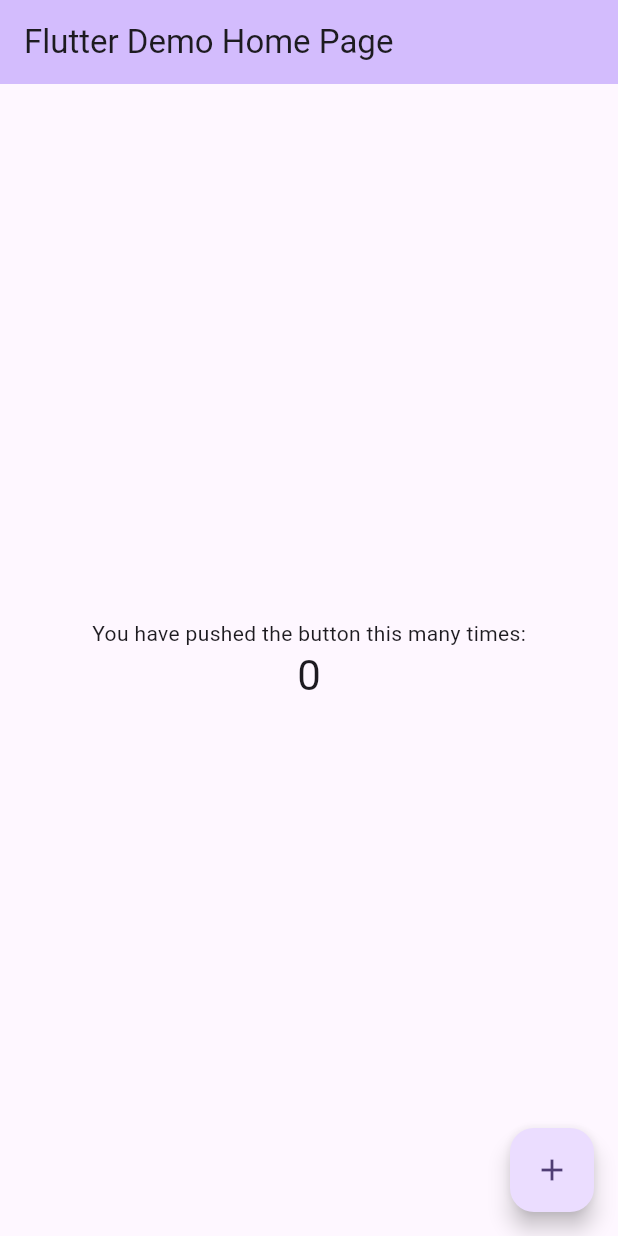
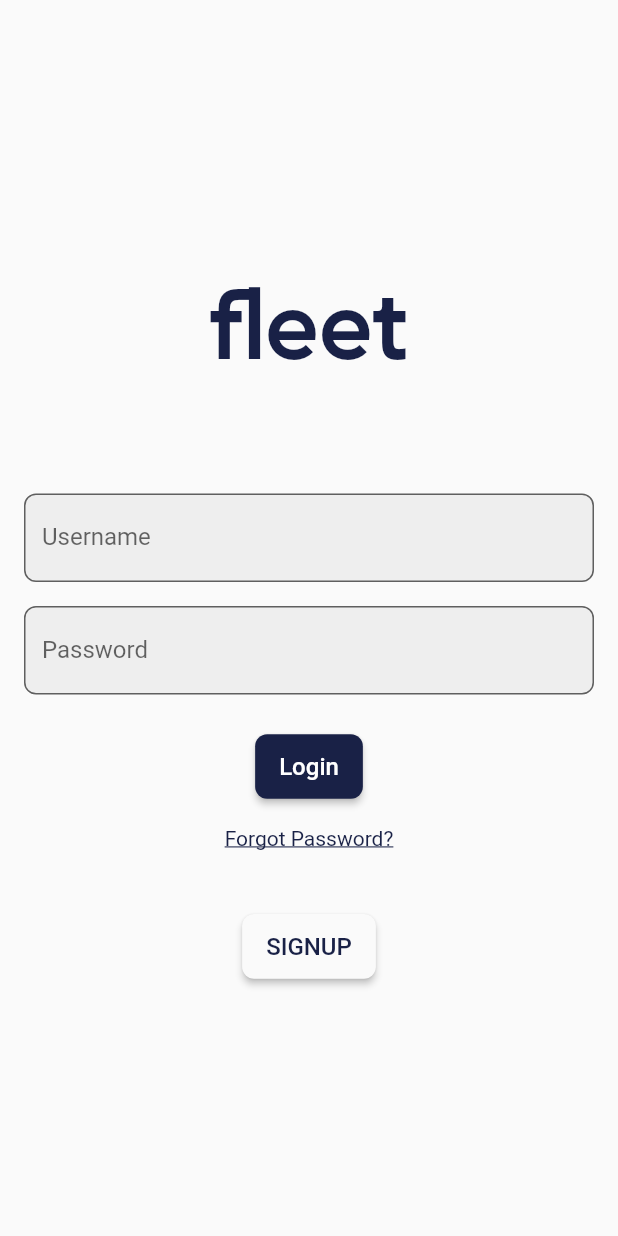
Before and after one commit to gnarayyan/FleetManagementSystemFrontend, a Flutter app: the screen it shows after launch, on a phone screen of 412 x 824 dp. Run offline on Flutter 3.47's test engine with Material 2 defaults, Android fonts, the phone set to English and light mode, and no system bars; our stand-ins replace google_maps_flutter.

Commit message:
implement login screen

```diff
--- /dev/null
+++ b/fleet_management_system/lib/helper/setting.dart
@@ -0,0 +1,3 @@
+// ignore: constant_identifier_names
+const API_URL = 'http://127.0.0.1:8000/api/';
+const BACKEND_URL = 'http://127.0.0.1:8000';
--- a/fleet_management_system/lib/main.dart
+++ b/fleet_management_system/lib/main.dart
@@ -1,125 +1,29 @@
+import 'package:fleet_management_system/screens/login_screen.dart';
+// import 'package:fleet_management_system/screens/home_screen.dart';
 import 'package:flutter/material.dart';
 
 void main() {
-  runApp(const MyApp());
+  runApp(const App());
 }
 
-class MyApp extends StatelessWidget {
-  const MyApp({super.key});
+class App extends StatelessWidget {
+  const App({super.key});
 
-  // This widget is the root of your application.
   @override
   Widget build(BuildContext context) {
     return MaterialApp(
-      title: 'Flutter Demo',
-      theme: ThemeData(
-        // This is the theme of your application.
-        //
-        // TRY THIS: Try running your application with "flutter run". You'll see
-        // the application has a blue toolbar. Then, without quitting the app,
-        // try changing the seedColor in the colorScheme below to Colors.green
-        // and then invoke "hot reload" (save your changes or press the "hot
-        // reload" button in a Flutter-supported IDE, or press "r" if you used
-        // the command line to start the app).
-        //
-        // Notice that the counter didn't reset back to zero; the application
-        // state is not lost during the reload. To reset the state, use hot
-        // restart instead.
-        //
-        // This works for code too, not just values: Most code changes can be
-        // tested with just a hot reload.
-        colorScheme: ColorScheme.fromSeed(seedColor: Colors.deepPurple),
-        useMaterial3: true,
+      title: 'Fleet Management System',
+      // initialRoute: '/login',
+      // routes: {
+      //   '/login': (context) => LoginScreen(),
+      //   // '/signup': (context) => SignupScreen(),
+      //   '/home': (context) => const HomeScreen(),
+      // },
+      home: Scaffold(
+        body: Center(
+          child: LoginScreen(),
+        ),
       ),
-      home: const MyHomePage(title: 'Flutter Demo Home Page'),
     );
   }
 }
-
-class MyHomePage extends StatefulWidget {
-  const MyHomePage({super.key, required this.title});
-
-  // This widget is the home page of your application. It is stateful, meaning
-  // that it has a State object (defined below) that contains fields that affect
-  // how it looks.
-
-  // This class is the configuration for the state. It holds the values (in this
-  // case the title) provided by the parent (in this case the App widget) and
-  // used by the build method of the State. Fields in a Widget subclass are
-  // always marked "final".
-
-  final String title;
-
-  @override
-  State<MyHomePage> createState() => _MyHomePageState();
-}
-
-class _MyHomePageState extends State<MyHomePage> {
-  int _counter = 0;
-
-  void _incrementCounter() {
-    setState(() {
-      // This call to setState tells the Flutter framework that something has
-      // changed in this State, which causes it to rerun the build method below
-      // so that the display can reflect the updated values. If we changed
-      // _counter without calling setState(), then the build method would not be
-      // called again, and so nothing would appear to happen.
-      _counter++;
-    });
-  }
-
-  @override
-  Widget build(BuildContext context) {
-    // This method is rerun every time setState is called, for instance as done
-    // by the _incrementCounter method above.
-    //
-    // The Flutter framework has been optimized to make rerunning build methods
-    // fast, so that you can just rebuild anything that needs updating rather
-    // than having to individually change instances of widgets.
-    return Scaffold(
-      appBar: AppBar(
-        // TRY THIS: Try changing the color here to a specific color (to
-        // Colors.amber, perhaps?) and trigger a hot reload to see the AppBar
-        // change color while the other colors stay the same.
-        backgroundColor: Theme.of(context).colorScheme.inversePrimary,
-        // Here we take the value from the MyHomePage object that was created by
-        // the App.build method, and use it to set our appbar title.
-        title: Text(widget.title),
-      ),
-      body: Center(
-        // Center is a layout widget. It takes a single child and positions it
-        // in the middle of the parent.
-        child: Column(
-          // Column is also a layout widget. It takes a list of children and
-          // arranges them vertically. By default, it sizes itself to fit its
-          // children horizontally, and tries to be as tall as its parent.
-          //
-          // Column has various properties to control how it sizes itself and
-          // how it positions its children. Here we use mainAxisAlignment to
-          // center the children vertically; the main axis here is the vertical
-          // axis because Columns are vertical (the cross axis would be
-          // horizontal).
-          //
-          // TRY THIS: Invoke "debug painting" (choose the "Toggle Debug Paint"
-          // action in the IDE, or press "p" in the console), to see the
-          // wireframe for each widget.
-          mainAxisAlignment: MainAxisAlignment.center,
-          children: <Widget>[
-            const Text(
-              'You have pushed the button this many times:',
-            ),
-            Text(
-              '$_counter',
-              style: Theme.of(context).textTheme.headlineMedium,
-            ),
-          ],
-        ),
-      ),
-      floatingActionButton: FloatingActionButton(
-        onPressed: _incrementCounter,
-        tooltip: 'Increment',
-        child: const Icon(Icons.add),
-      ), // This trailing comma makes auto-formatting nicer for build methods.
-    );
-  }
-}
--- /dev/null
+++ b/fleet_management_system/lib/screens/login_screen.dart
@@ -0,0 +1,166 @@
+import 'dart:convert';
+import 'package:flutter/material.dart';
+import 'package:http/http.dart' as http;
+import '../helper/setting.dart';
+import 'package:fleet_management_system/screens/home_screen.dart';
+
+class LoginScreen extends StatelessWidget {
+  LoginScreen({super.key});
+  static const Color _logoColor = Color(0xFF192146);
+  final usernameController = TextEditingController();
+  final passwordController = TextEditingController();
+
+  @override
+  Widget build(BuildContext context) {
+    return Scaffold(
+      body: Padding(
+        padding: const EdgeInsets.all(16.0),
+        child: Column(
+          mainAxisAlignment: MainAxisAlignment.center,
+          children: [
+            const Text(
+              'fleet',
+              style: TextStyle(
+                  fontFamily: 'Mustica Pro',
+                  fontSize: 64,
+                  fontWeight: FontWeight.w600,
+                  color: _logoColor),
+            ),
+            const SizedBox(height: 40),
+            const SizedBox(height: 32.0),
+            TextField(
+              controller: usernameController,
+              decoration: InputDecoration(
+                labelText: 'Username',
+                filled: true,
+                fillColor:
+                    Colors.grey[200], // Customize input field background color
+                border: OutlineInputBorder(
+                  borderRadius: BorderRadius.circular(8.0),
+                ),
+              ),
+            ),
+            const SizedBox(height: 16.0),
+            TextField(
+              controller: passwordController,
+              decoration: InputDecoration(
+                labelText: 'Password',
+                filled: true,
+                fillColor:
+                    Colors.grey[200], // Customize input field background color
+                border: OutlineInputBorder(
+                  borderRadius: BorderRadius.circular(8.0),
+                ),
+              ),
+              obscureText: true,
+            ),
+            const SizedBox(height: 24.0),
+            ElevatedButton(
+              onPressed: () async {
+                String username = usernameController.text;
+                String password = passwordController.text;
+                Map<String, dynamic> userData = await login(username, password);
+                if (userData.isNotEmpty) {
+                  // ignore: use_build_context_synchronously
+                  Navigator.of(context).push(
+                    MaterialPageRoute(
+                      builder: (context) => HomeScreen(userData: userData),
+                    ),
+                  );
+                }
+              },
+              style: ElevatedButton.styleFrom(
+                backgroundColor:
+                    const Color(0xFF192146), // Customize button color
+                shape: RoundedRectangleBorder(
+                  borderRadius: BorderRadius.circular(8.0),
+                ),
+              ),
+              child: const Padding(
+                padding: EdgeInsets.symmetric(vertical: 12.0),
+                child: Text(
+                  'Login',
+                  style: TextStyle(fontSize: 16.0),
+                ),
+              ),
+            ),
+            const SizedBox(height: 16.0),
+            GestureDetector(
+              onTap: () {
+                // Navigate to the forgot password page
+              },
+              child: const Text(
+                'Forgot Password?',
+                style: TextStyle(
+                  decoration: TextDecoration.underline,
+                  color: _logoColor, // Customize link color
+                ),
+              ),
+            ),
+            const SizedBox(height: 40.0),
+            ElevatedButton(
+              onPressed: () {
+                // Navigate to the signup page
+              },
+              style: ElevatedButton.styleFrom(
+                backgroundColor:
+                    const Color(0xffFAFAFA), // Customize button color
+                shape: RoundedRectangleBorder(
+                  borderRadius: BorderRadius.circular(8.0),
+                ),
+              ),
+              child: const Padding(
+                padding: EdgeInsets.symmetric(vertical: 12.0),
+                child: Text(
+                  'SIGNUP',
+                  style: TextStyle(fontSize: 16.0, color: _logoColor),
+                ),
+              ),
+            ),
+          ],
+        ),
+      ),
+    );
+  }
+}
+
+// Logic to Login
+Future<Map<String, dynamic>> login(String username, String password) async {
+  final url = Uri.parse(API_URL + 'login/');
+
+  final response = await http.post(
+    url,
+    body: {
+      'username': username,
+      'password': password,
+    },
+  );
+
+  if (response.statusCode == 200) {
+    // Login successful
+    final Map<String, dynamic> responseData = json.decode(response.body);
+    // final String firstname = responseData['firstname'];
+    // final String lastname = responseData['lastname'];
+
+    // final String fullname = '$firstname $lastname';
+    // final String avatar = BACKEND_URL + responseData['avatar'];
+
+    // Cache sesion/token data
+    return responseData;
+  } else {
+    // Login failed
+    print('User login failed');
+    print('User login failed with status code: ${response.statusCode}');
+    print('Error message: ${response.body}');
+    return {};
+  }
+}
+
+class UserData {
+  final String firstname;
+  final String lastname;
+  final String avatar;
+  final String username;
+
+  const UserData(this.firstname, this.lastname, this.username, this.avatar);
+}
```
Also changed, not shown: fleet_management_system/lib/helper/drawer.dart (added, +65 -0 lines), fleet_management_system/lib/screens/home_screen.dart (added, +63 -0 lines), fleet_management_system/pubspec.yaml (+9 -8 lines), fleet_management_system/assets/fonts/MusticaPro-SemiBold.otf (added), fleet_management_system/lib/screens/map_screen.dart (added), fleet_management_system/pubspec.lock, 5 other files.
